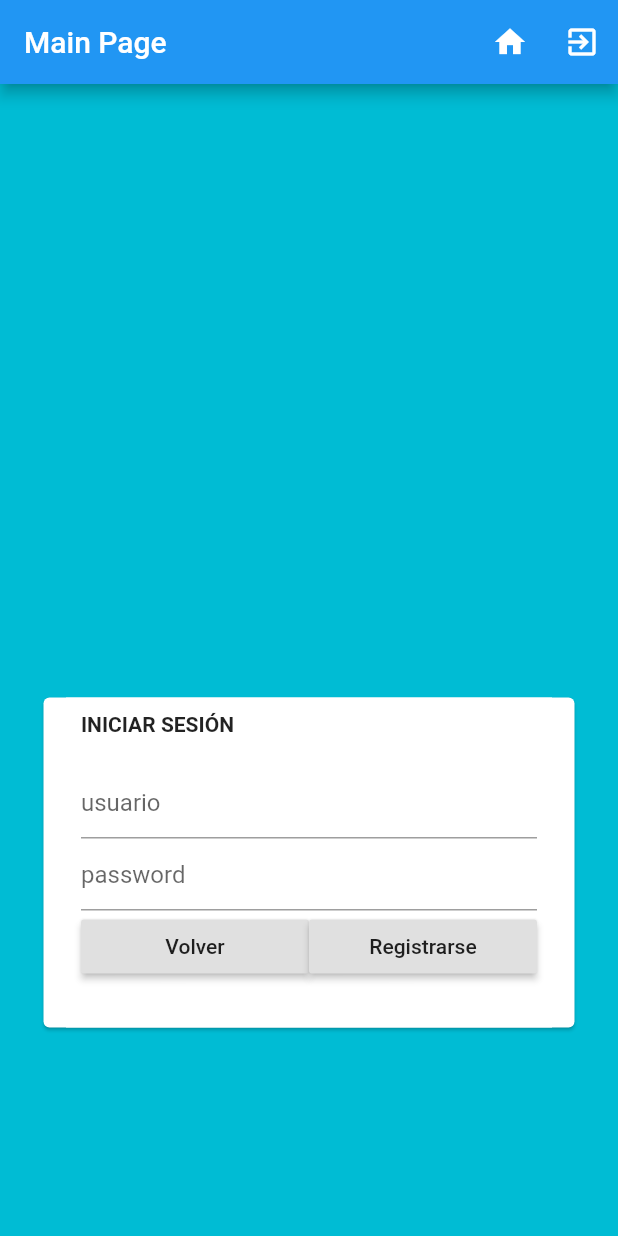
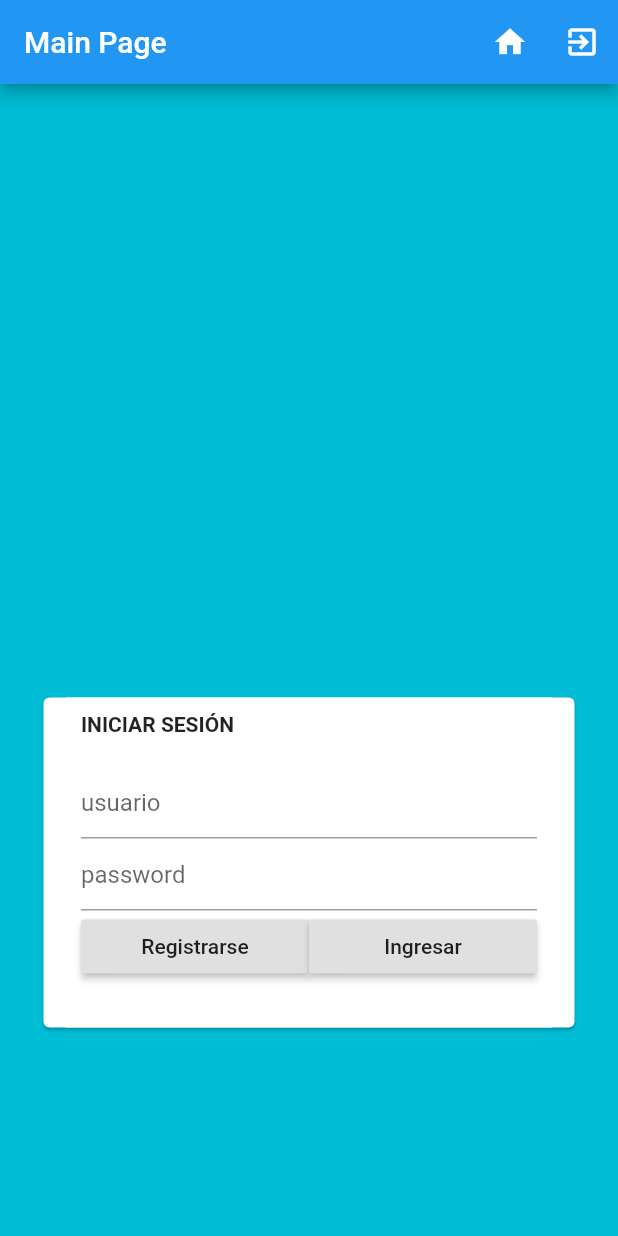
Before and after one commit to pablogarzon/flutter_login, a Flutter app: the screen it shows after launch, on a phone screen of 412 x 824 dp. Run offline on Flutter 3.47's test engine with Material 2 defaults, Android fonts, the phone set to English and light mode, and no system bars.

```diff
--- a/lib/screens/account/login.dart
+++ b/lib/screens/account/login.dart
@@ -1,3 +1,7 @@
+import 'dart:async';
+import 'package:http/http.dart' as http;
+import 'dart:convert';
+
 import 'package:flutter/material.dart';
 import 'package:flutter/widgets.dart';
 
@@ -5,15 +9,20 @@ import 'package:flutter_login/widgets/accountLayout.dart';
 
 class login extends StatelessWidget{
 
-  const login ({
-    Key key,
-  }): super(key: key);
-
   static final TextEditingController _user = new TextEditingController();
   static final TextEditingController _password = new TextEditingController();
 
   String get userName => _user.text;
   String get password => _password.text;
+
+  Future<Object> _loginUser() async{
+    await http.get(
+        "https://jsonplaceholder.typicode.com/users",
+    ).then((response) {
+      var result = JSON.decode(response.body.toString());
+      print(result);
+    });
+  }
 
   @override
   Widget build(BuildContext context){
@@ -23,8 +32,8 @@ class login extends StatelessWidget{
     }
 
     _onSubmit(){
-      if(this.userName == 'user' && this.password == "q"){
-        Navigator.of(context).pushNamed('/settings');
+      if(this.userName != "" && this.password.length > 6){
+         _loginUser();
       } else {
         Scaffold.of(context).showSnackBar(new SnackBar(content: new Text("Usuario o cuenta no válidos")));
       }
@@ -52,10 +61,10 @@ class login extends StatelessWidget{
           new Row(
             children: <Widget>[
               new Expanded(
-                child: new RaisedButton(onPressed: _onBack, child: new Text("Volver"),),
+                child: new RaisedButton(onPressed: _onBack, child: new Text("Registrarse"),),
               ),
               new Expanded(
-                child: new RaisedButton(onPressed: _onSubmit, child: new Text("Registrarse"),),
+                child: new RaisedButton(onPressed: _onSubmit, child: new Text("Ingresar"),),
               ),
             ],
           ),
```
